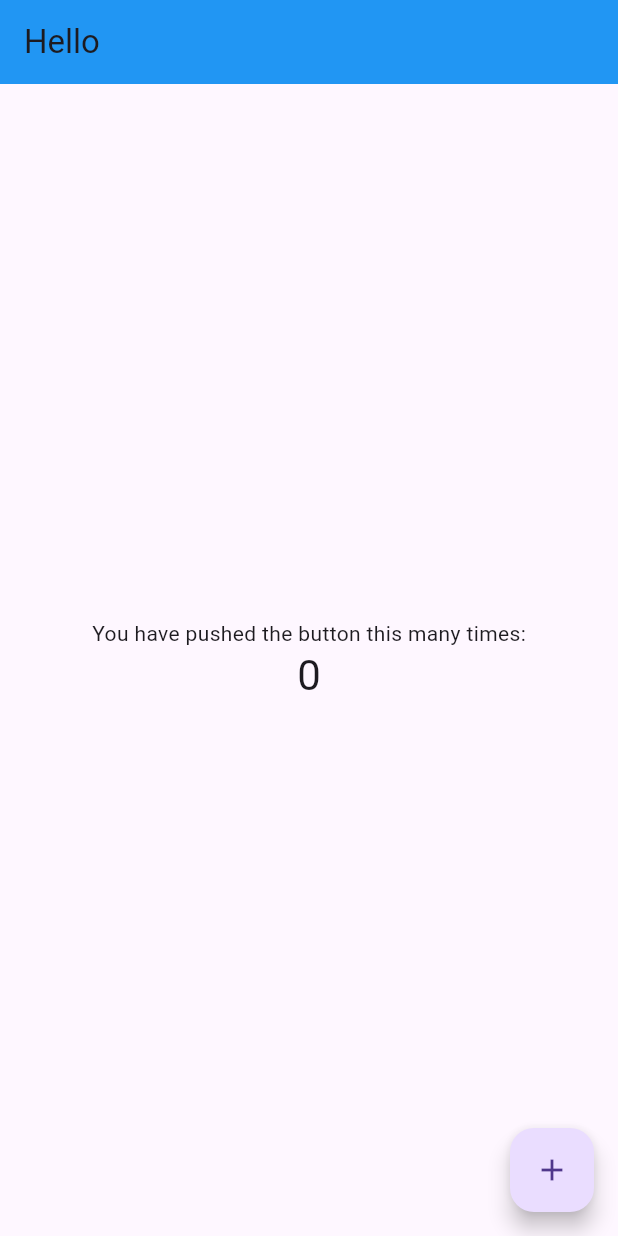
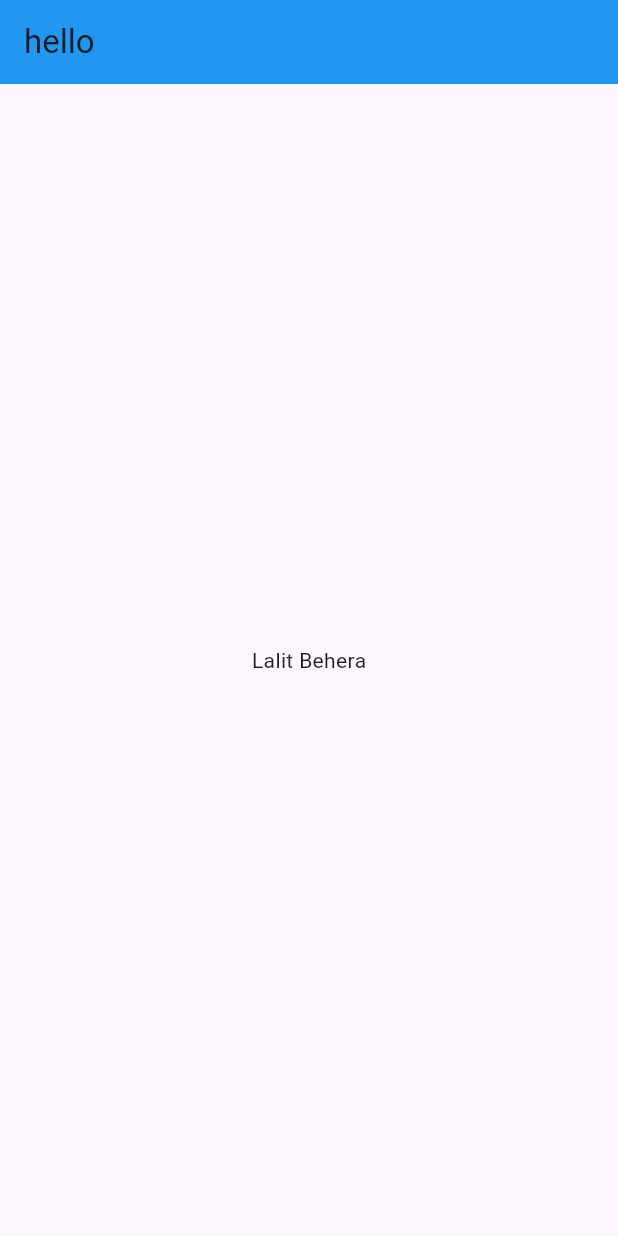
Before and after one commit to bluesky15/flutter_base, a Flutter app: the screen it shows after launch, on a phone screen of 412 x 824 dp. Run offline on Flutter 3.47's test engine with Material 2 defaults, Android fonts, the phone set to English and light mode, and no system bars; our stand-ins replace flutter_riverpod, freezed_annotation.

Commit message:
code updated

```diff
--- a/lib/main.dart
+++ b/lib/main.dart
@@ -1,7 +1,12 @@
 import 'package:flutter/material.dart';
+import 'package:flutter_riverpod/flutter_riverpod.dart';
+
+final nameProvider = Provider<String>((ref) {
+  return "Lalit Behera";
+});
 
 void main() {
-  runApp(const MyApp());
+  runApp(const ProviderScope(child: MyApp()));
 }
 
 class MyApp extends StatelessWidget {
@@ -16,57 +21,76 @@ class MyApp extends StatelessWidget {
         useMaterial3: true,
         primarySwatch: Colors.blue,
       ),
-      home: const MyHomePage(title: "Hello"),
+      home: const HomePage()
     );
   }
 }
 
-class MyHomePage extends StatefulWidget {
-  const MyHomePage({Key? key, required this.title}) : super(key: key);
-  final String title;
+
+class HomePage extends ConsumerWidget{
+  const HomePage({Key? key}) : super(key: key);
 
   @override
-  State<MyHomePage> createState() => _MyHomePageState();
-}
-
-class _MyHomePageState extends State<MyHomePage> {
-  int _counter = 0;
-
-  void _incrementCounter() {
-    setState(() {
-      _counter++;
-    });
-  }
-
-  @override
-  Widget build(BuildContext context) {
-    return Scaffold(
+  Widget build(BuildContext context, WidgetRef ref) {
+    final name = ref.watch(nameProvider) ;
+  return  Scaffold(
       appBar: AppBar(
         backgroundColor: Colors.blue,
         title: Container(
           color: Colors.blue,
-          child: Text(widget.title),
+          child: const Text("hello"),
         ),
       ),
-      body: Center(
-        child: Column(
-          mainAxisAlignment: MainAxisAlignment.center,
-          children: <Widget>[
-            const Text(
-              'You have pushed the button this many times:',
-            ),
-            Text(
-              '$_counter',
-              style: Theme.of(context).textTheme.headline4,
-            ),
-          ],
-        ),
-      ),
-      floatingActionButton: FloatingActionButton(
-        onPressed: _incrementCounter,
-        tooltip: 'Increment',
-        child: const Icon(Icons.add),
-      ), // This trailing comma makes auto-formatting nicer for build methods.
-    );
-  }
-}
+      body: Center(child: Text(name),)
+      );
+  }}
+
+// class MyHomePage extends StatefulWidget {
+//   const MyHomePage({Key? key, required this.title}) : super(key: key);
+//   final String title;
+
+//   @override
+//   State<MyHomePage> createState() => _MyHomePageState();
+// }
+
+// class _MyHomePageState extends State<MyHomePage> {
+//   int _counter = 0;
+
+//   void _incrementCounter() {
+//     setState(() {
+//       _counter++;
+//     });
+//   }
+
+//   @override
+//   Widget build(BuildContext context) {
+//     return Scaffold(
+//       appBar: AppBar(
+//         backgroundColor: Colors.blue,
+//         title: Container(
+//           color: Colors.blue,
+//           child: Text(widget.title),
+//         ),
+//       ),
+//       body: Center(
+//         child: Column(
+//           mainAxisAlignment: MainAxisAlignment.center,
+//           children: <Widget>[
+//             const Text(
+//               'You have pushed the button this many times:',
+//             ),
+//             Text(
+//               '$_counter',
+//               style: Theme.of(context).textTheme.headline4,
+//             ),
+//           ],
+//         ),
+//       ),
+//       floatingActionButton: FloatingActionButton(
+//         onPressed: _incrementCounter,
+//         tooltip: 'Increment',
+//         child: const Icon(Icons.add),
+//       ), // This trailing comma makes auto-formatting nicer for build methods.
+//     );
+//   }
+// }
--- a/pubspec.yaml
+++ b/pubspec.yaml
@@ -31,10 +31,12 @@ dependencies:
     sdk: flutter
 
 
+
   # The following adds the Cupertino Icons font to your application.
   # Use with the CupertinoIcons class for iOS style icons.
   cupertino_icons: ^1.0.2
   json_annotation: ^4.3.0
+  flutter_riverpod: ^2.2.0
 
 dev_dependencies:
   flutter_test:
```
Also changed, not shown: pubspec.lock, 1 other file.
